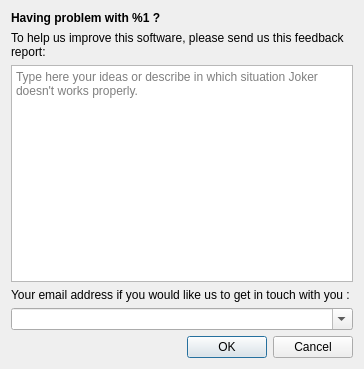
This is libs/PhCommonUI/PhFeedbackDialog.ui in JokerSync/Joker as Qt 5 draws it before an edit. The edited form follows.
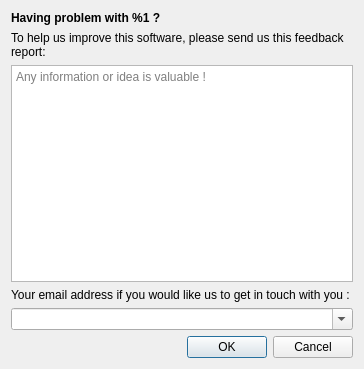
This is the edited form.

Commit message: french translation

Diff of the .ui file:
```diff
--- a/libs/PhCommonUI/PhFeedbackDialog.ui
+++ b/libs/PhCommonUI/PhFeedbackDialog.ui
@@ -64,7 +64,7 @@
       </size>
      </property>
      <property name="placeholderText">
-      <string>Type here your ideas or describe in which situation Joker doesn't works properly.</string>
+      <string>Any information or idea is valuable !</string>
      </property>
     </widget>
    </item>
```
Left out of the diff: 2 changed lines with no effect on the pictures. The commit also changes 2 other files.
